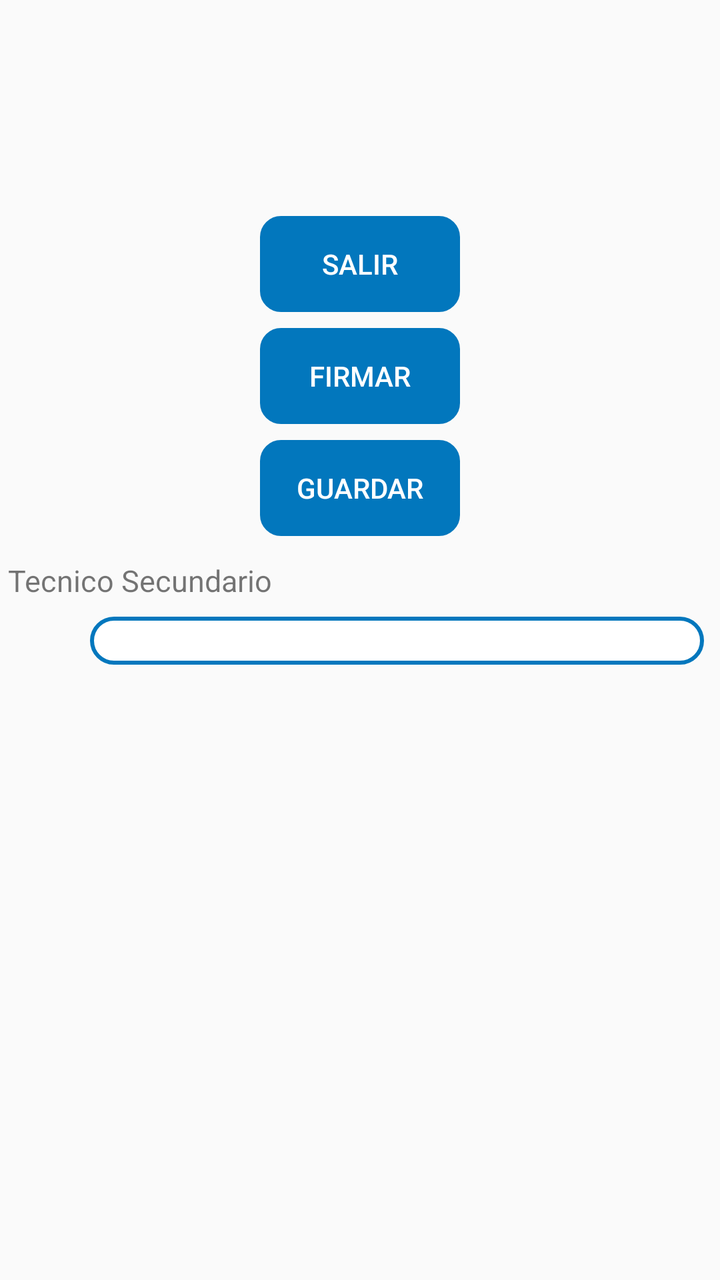
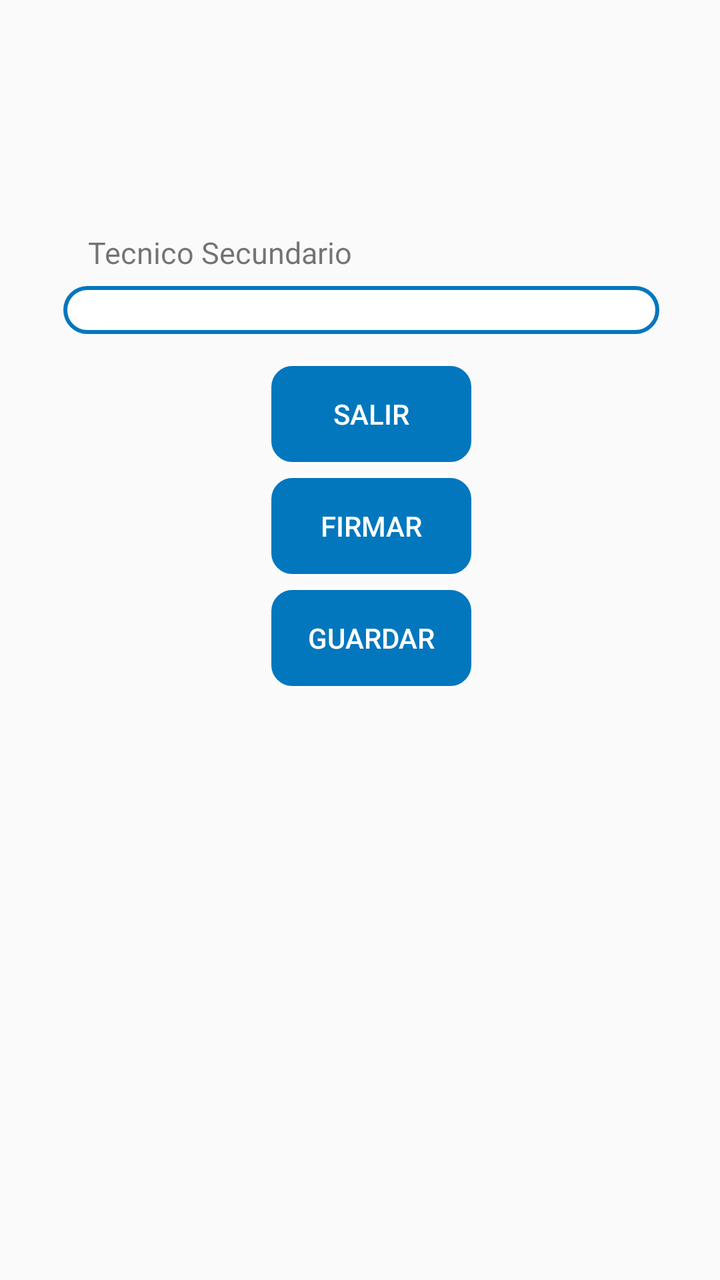

An Android layout rendered at two revisions. The XML below is the earlier revision; the diff shows what the commit changed to produce the second picture.
<!-- AndroidManifest.xml: application theme AppTheme -->
<!-- res/layout/activity_ejecutar_reporte.xml -->
<?xml version="1.0" encoding="utf-8"?>
<FrameLayout xmlns:android="http://schemas.android.com/apk/res/android"
    xmlns:app="http://schemas.android.com/apk/res-auto"
    xmlns:tools="http://schemas.android.com/tools"
    android:layout_width="match_parent"
    android:layout_height="match_parent"
    tools:context=".Fragments.EjecutarReportes">

    <android.support.constraint.ConstraintLayout
        android:layout_width="match_parent"
        android:layout_height="match_parent"
        android:layout_marginTop="100dp">

        <TextView
            android:id="@+id/textView47"
            android:layout_width="0dp"
            android:layout_height="wrap_content"
            android:layout_below="@+id/RV1"
            android:layout_marginStart="4dp"
            android:layout_marginTop="12dp"
            android:layout_marginEnd="8dp"
            android:text="@string/tecnico_Sec"
            android:textSize="@dimen/mediano"
            app:layout_constraintEnd_toEndOf="parent"
            app:layout_constraintHorizontal_bias="0.0"
            app:layout_constraintStart_toStartOf="parent"
            app:layout_constraintTop_toBottomOf="@+id/ejecutarR" />

        <Spinner
            android:id="@+id/tecnicosecundario4"
            android:layout_width="307dp"
            android:layout_height="24dp"
            android:layout_below="@+id/textView3"
            android:layout_alignParentStart="true"
            android:layout_marginTop="8dp"
            android:background="@drawable/disenio_spinner"
            app:layout_constraintEnd_toEndOf="@+id/textView47"
            app:layout_constraintHorizontal_bias="1.0"
            app:layout_constraintStart_toStartOf="@+id/textView47"
            app:layout_constraintTop_toBottomOf="@+id/textView47" />

        <Button
            android:id="@+id/ejecutarR"
            android:layout_width="100dp"
            android:layout_height="wrap_content"
            android:layout_alignParentStart="true"
            android:layout_marginStart="8dp"
            android:layout_marginTop="8dp"
            android:layout_marginEnd="8dp"
            android:background="@drawable/boton"
            android:backgroundTint="@color/colorPrimary"
            android:text="@string/guardar"
            android:textColor="#fff"
            app:layout_constraintEnd_toEndOf="parent"
            app:layout_constraintStart_toStartOf="parent"
            app:layout_constraintTop_toBottomOf="@+id/firmarRep" />

        <Button
            android:id="@+id/firmarRep"
            android:layout_width="100dp"
            android:layout_height="wrap_content"
            android:layout_alignParentEnd="true"
            android:layout_marginStart="8dp"
            android:layout_marginTop="8dp"
            android:layout_marginEnd="8dp"
            android:layout_toEndOf="@+id/ejecutarR"
            android:background="@drawable/boton"
            android:backgroundTint="@color/colorPrimary"
            android:enabled="true"
            android:text="@string/firmar"
            android:textColor="#fff"
            app:layout_constraintEnd_toEndOf="parent"
            app:layout_constraintStart_toStartOf="parent"
            app:layout_constraintTop_toBottomOf="@+id/SalirR" />

        <Button
            android:id="@+id/SalirR"
            android:layout_width="100dp"
            android:layout_height="wrap_content"
            android:layout_below="@+id/ejecutarR"
            android:layout_centerHorizontal="true"
            android:layout_marginStart="8dp"
            android:layout_marginTop="8dp"
            android:layout_marginEnd="8dp"
            android:background="@drawable/boton"
            android:backgroundTint="@color/colorPrimary"
            android:text="@string/salir"
            android:textColor="#fff"
            app:layout_constraintEnd_toEndOf="parent"
            app:layout_constraintStart_toStartOf="parent"
            app:layout_constraintTop_toTopOf="parent" />
    </android.support.constraint.ConstraintLayout>
</FrameLayout>
<!-- resources referenced by this layout -->
<resources>
  <color name="colorPrimary">#0277BD</color>
  <dimen name="mediano">15dp</dimen>
  <!-- drawable boton (drawable) -->
  <?xml version="1.0" encoding="utf-8"?>
  <shape xmlns:android="http://schemas.android.com/apk/res/android" android:shape="rectangle">
    <stroke  android:width="1dp"/>
    <corners android:radius="10dp"/>
  
  
  </shape>
  <!-- drawable disenio_spinner (drawable) -->
  <?xml version="1.0" encoding="utf-8"?>
  <selector xmlns:android="http://schemas.android.com/apk/res/android">
      <item>
          <shape>
              <solid
                  android:color="@color/fondoBlanco">
              </solid>
  
              <corners android:radius="15dp" />
  
              <padding
                  android:bottom="1dp"
                  android:left="2dp"
                  android:right="10dp"
                  android:top="1dp" />
              <stroke
                  android:width="2dp"
                  android:color="@color/colorPrimary"/>
          </shape>
      </item>
  </selector>
  <string name="firmar">Firmar</string>
  <string name="guardar">Guardar</string>
  <string name="salir">Salir</string>
  <string name="tecnico_Sec">Tecnico Secundario</string>
  <style name="AppTheme" parent="Theme.AppCompat.Light.DarkActionBar">
          
          <item name="colorPrimary">@color/colorPrimary</item>
          <item name="colorPrimaryDark">@color/colorPrimaryDark</item>
          <item name="colorAccent">@color/colorAccent</item>
          <item name="android:colorForeground">@android:color/background_dark</item>
      </style>
  <color name="fondoBlanco">#fff</color>
  <color name="colorPrimaryDark">#004C8C</color>
  <color name="colorAccent">#0000FF</color>
</resources>

<!-- the commit's change to res/layout/activity_ejecutar_reporte.xml (unified diff, before → after) -->
@@ -13,29 +13,28 @@
 
         <TextView
             android:id="@+id/textView47"
-            android:layout_width="0dp"
-            android:layout_height="wrap_content"
+            android:layout_width="272dp"
+            android:layout_height="19dp"
             android:layout_below="@+id/RV1"
-            android:layout_marginStart="4dp"
-            android:layout_marginTop="12dp"
+            android:layout_marginStart="8dp"
+            android:layout_marginTop="16dp"
             android:layout_marginEnd="8dp"
             android:text="@string/tecnico_Sec"
             android:textSize="@dimen/mediano"
             app:layout_constraintEnd_toEndOf="parent"
-            app:layout_constraintHorizontal_bias="0.0"
             app:layout_constraintStart_toStartOf="parent"
-            app:layout_constraintTop_toBottomOf="@+id/ejecutarR" />
+            app:layout_constraintTop_toTopOf="parent" />
 
         <Spinner
             android:id="@+id/tecnicosecundario4"
-            android:layout_width="307dp"
+            android:layout_width="298dp"
             android:layout_height="24dp"
             android:layout_below="@+id/textView3"
             android:layout_alignParentStart="true"
             android:layout_marginTop="8dp"
             android:background="@drawable/disenio_spinner"
             app:layout_constraintEnd_toEndOf="@+id/textView47"
-            app:layout_constraintHorizontal_bias="1.0"
+            app:layout_constraintHorizontal_bias="0.485"
             app:layout_constraintStart_toStartOf="@+id/textView47"
             app:layout_constraintTop_toBottomOf="@+id/textView47" />
 
@@ -46,13 +45,13 @@
             android:layout_alignParentStart="true"
             android:layout_marginStart="8dp"
             android:layout_marginTop="8dp"
-            android:layout_marginEnd="8dp"
             android:background="@drawable/boton"
             android:backgroundTint="@color/colorPrimary"
             android:text="@string/guardar"
             android:textColor="#fff"
-            app:layout_constraintEnd_toEndOf="parent"
-            app:layout_constraintStart_toStartOf="parent"
+            app:layout_constraintEnd_toEndOf="@+id/firmarRep"
+            app:layout_constraintHorizontal_bias="1.0"
+            app:layout_constraintStart_toStartOf="@+id/firmarRep"
             app:layout_constraintTop_toBottomOf="@+id/firmarRep" />
 
         <Button
@@ -62,15 +61,15 @@
             android:layout_alignParentEnd="true"
             android:layout_marginStart="8dp"
             android:layout_marginTop="8dp"
-            android:layout_marginEnd="8dp"
             android:layout_toEndOf="@+id/ejecutarR"
             android:background="@drawable/boton"
             android:backgroundTint="@color/colorPrimary"
             android:enabled="true"
             android:text="@string/firmar"
             android:textColor="#fff"
-            app:layout_constraintEnd_toEndOf="parent"
-            app:layout_constraintStart_toStartOf="parent"
+            app:layout_constraintEnd_toEndOf="@+id/SalirR"
+            app:layout_constraintHorizontal_bias="1.0"
+            app:layout_constraintStart_toStartOf="@+id/SalirR"
             app:layout_constraintTop_toBottomOf="@+id/SalirR" />
 
         <Button
@@ -80,14 +79,14 @@
             android:layout_below="@+id/ejecutarR"
             android:layout_centerHorizontal="true"
             android:layout_marginStart="8dp"
-            android:layout_marginTop="8dp"
-            android:layout_marginEnd="8dp"
+            android:layout_marginTop="16dp"
             android:background="@drawable/boton"
             android:backgroundTint="@color/colorPrimary"
             android:text="@string/salir"
             android:textColor="#fff"
-            app:layout_constraintEnd_toEndOf="parent"
-            app:layout_constraintStart_toStartOf="parent"
-            app:layout_constraintTop_toTopOf="parent" />
+            app:layout_constraintEnd_toEndOf="@+id/tecnicosecundario4"
+            app:layout_constraintHorizontal_bias="0.505"
+            app:layout_constraintStart_toStartOf="@+id/tecnicosecundario4"
+            app:layout_constraintTop_toBottomOf="@+id/tecnicosecundario4" />
     </android.support.constraint.ConstraintLayout>
 </FrameLayout>
